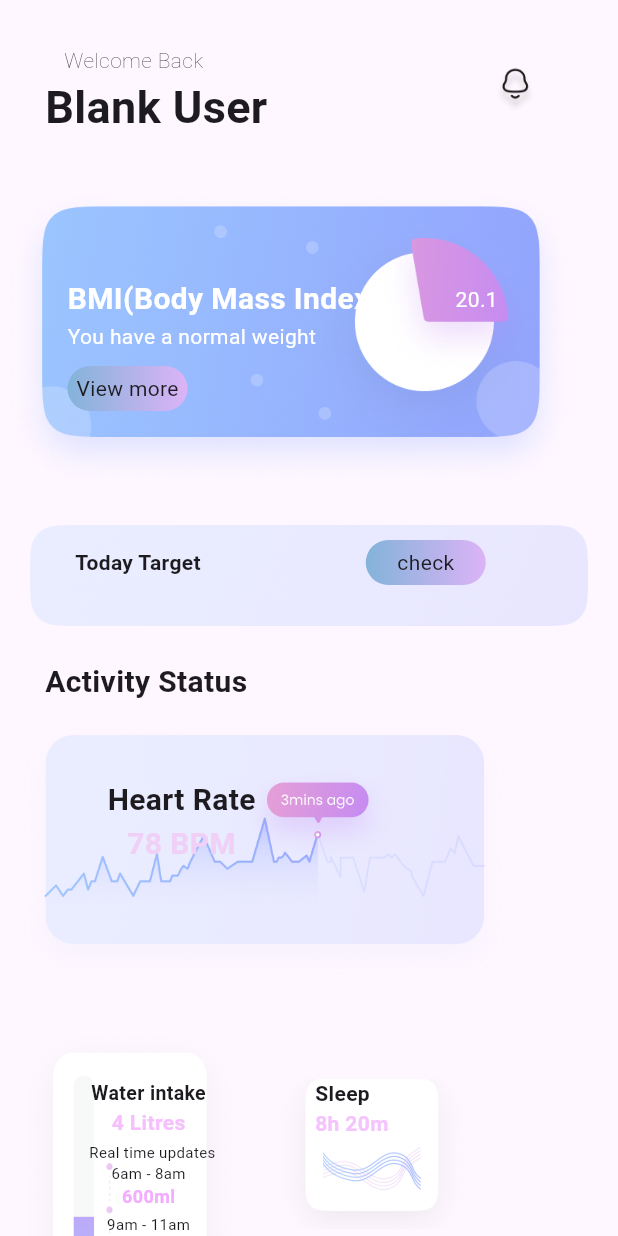
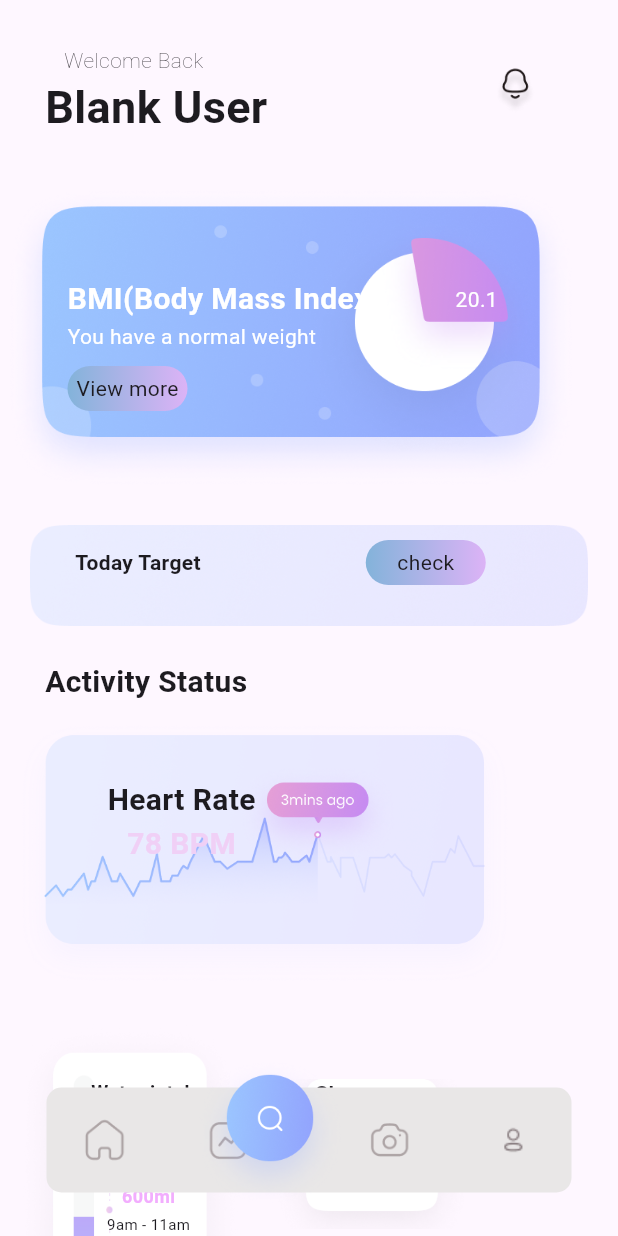
Before and after one commit to Unique-chiemerie/fitnext, a Flutter app: the BnB screen opened directly, on a phone screen of 412 x 824 dp. Run offline on Flutter 3.47's test engine with Material 2 defaults, Android fonts, the phone set to English and light mode, and no system bars.

Commit message:
omo, i did some shit

```diff
--- a/lib/dashboard/home.dart
+++ b/lib/dashboard/home.dart
@@ -1,5 +1,9 @@
 import 'package:flutter/material.dart';
+import 'package:workout_ui/dashboard/activityboard.dart';
+import 'package:workout_ui/dashboard/camera.dart';
 import 'package:workout_ui/dashboard/homeboard.dart';
+import 'package:workout_ui/dashboard/profile.dart';
+import 'package:workout_ui/dashboard/searchboard.dart';
 
 class BnB extends StatefulWidget {
   const BnB({super.key});
@@ -13,25 +17,75 @@ int currentscreen = 0;
 class _BnBState extends State<BnB> {
   @override
   Widget build(BuildContext context) {
+    //the list of the screens go here...
     final List<Widget> screenz = [
-      Dashboard(),
+      const Dashboard(),
+      const activityb(),
+      const searchb(),
+      const camerab(),
+      const profileb(),
     ];
     return Scaffold(
-      body: screenz[currentscreen],
+      body: Stack(
+        children: [
+          screenz[currentscreen],
+          Stack(
+            children: [
+              bottomnavbar(),
+              //this is the stacked search bar button untop of the screen widgets
+              Positioned(
+                left: 130,
+                bottom: 20,
+                child: Container(
+                  height: 100,
+                  width: 100,
+                  child: Image.asset('ui/sech.png'),
+                ),
+              ),
+            ],
+          ),
+        ],
+      ),
     );
   }
 
   Widget bottomnavbar() {
-    return Container(
+    return Column(
+      crossAxisAlignment: CrossAxisAlignment.center,
+      children: [
+        const SizedBox(
+          height: 715,
+        ),
+        Center(
+          child: Container(
             height: 70,
-      width: 300,
+            width: 350,
             margin: const EdgeInsets.all(10),
+            decoration: BoxDecoration(
+              borderRadius: BorderRadius.circular(10),
+              color: const Color.fromARGB(255, 233, 231, 231),
+            ),
             child: Row(
               mainAxisAlignment: MainAxisAlignment.spaceEvenly,
               children: [
-          navbaitem('ui/homenav.png', 1),
+                navbaitem('ui/homenav.png', 0),
+                const SizedBox(
+                  width: 5,
+                ),
+                navbaitem('ui/activitychart.png', 1),
+                const SizedBox(
+                  width: 30,
+                ),
+                navbaitem('ui/camera.png', 2),
+                const SizedBox(
+                  width: 5,
+                ),
+                navbaitem('ui/profile.png', 3),
               ],
             ),
+          ),
+        ),
+      ],
     );
   }
 
@@ -43,8 +97,8 @@ class _BnBState extends State<BnB> {
         });
       },
       child: Container(
-        height: 50,
-        width: 50,
+        height: 30,
+        width: 30,
         child: Image.asset(imagepath),
       ),
     );
--- a/lib/dashboard/homeboard.dart
+++ b/lib/dashboard/homeboard.dart
@@ -485,7 +485,7 @@ class _DashboardState extends State<Dashboard> {
                 Row(
                   children: [
                     const SizedBox(
-                      width: 10,
+                      width: 25,
                     ),
                     const Text(
                       'Workout Progress',
--- a/lib/homescreen/welcomebanner.dart
+++ b/lib/homescreen/welcomebanner.dart
@@ -10,7 +10,7 @@ class banner extends StatelessWidget {
     void homes() {
       Navigator.push(context, MaterialPageRoute(
         builder: (context) {
-          return BnB();
+          return const BnB();
         },
       ));
     }
--- a/pubspec.yaml
+++ b/pubspec.yaml
@@ -110,6 +110,9 @@ flutter:
     - ui/waterbucket.png
     - ui/footsteps.png
     - ui/homenav.png
+    - ui/activitychart.png
+    - ui/sech.png
+    - ui/camera.png
 
   # An image asset can refer to one or more resolution-specific "variants", see
   # https://flutter.dev/assets-and-images/#resolution-aware
```
Also changed, not shown: lib/dashboard/activityboard.dart (added, +10 -0 lines), lib/dashboard/camera.dart (added, +15 -0 lines), lib/dashboard/profile.dart (added, +15 -0 lines), lib/dashboard/searchboard.dart (added, +15 -0 lines), ui/activitychart.png (added), ui/camera.png (added), ui/sech.png (added). Lines whose indentation alone changed are shown as unchanged.
